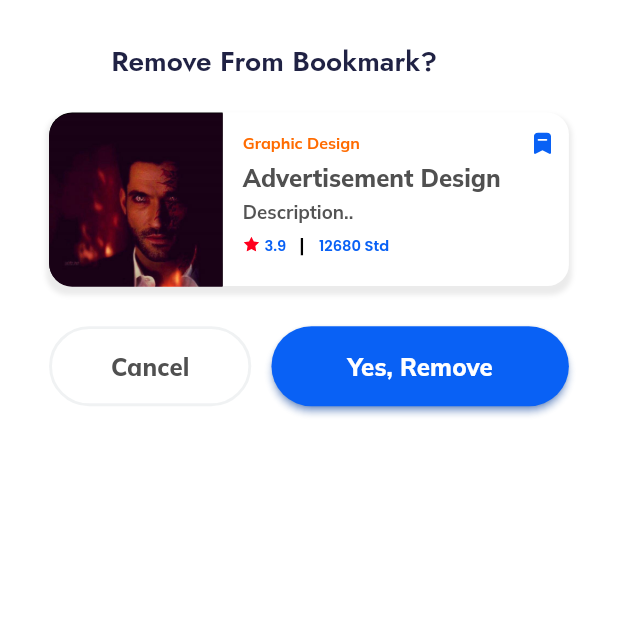
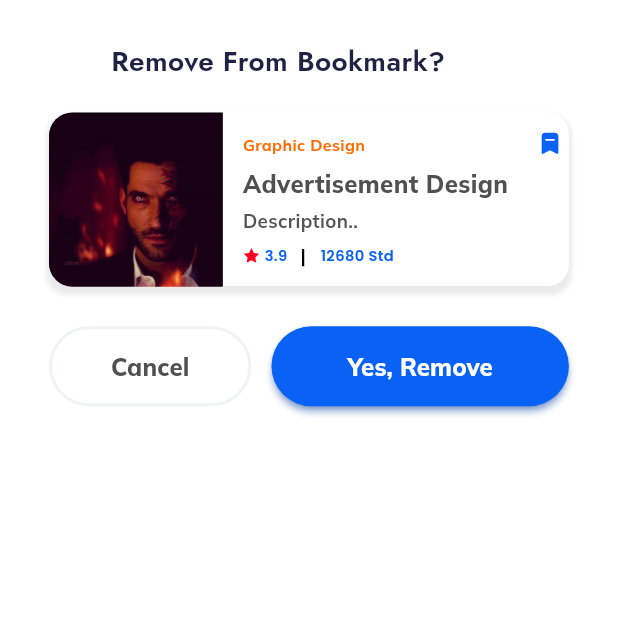
Before and after one commit to MiKeStudi0/EduMike, a Flutter app: the AppNavigationHomeScreen screen opened directly, after a tap on "Remove_BOOKMARK", on a phone screen of 412 x 824 dp, the top half of it. Run offline on Flutter 3.47's test engine with Material 3 defaults, Android fonts, the phone set to English and light mode, and no system bars; our stand-ins replace cached_network_image, cloud_firestore, contacts_service, curved_navigation_bar, device_info_plus, file_picker and 14 more; missing offline and left inert: country_pickers, email_otp, flutter_cached_pdfview, flutter_email_sender, insta_image_viewer; accounts and stored records are empty; network calls fail; project files that could hold a hidden picture were left out.

Commit message:
Remove Bookmark V1

```diff
--- a/lib/routes/app_routes.dart
+++ b/lib/routes/app_routes.dart
@@ -117,7 +117,7 @@ class AppRoutes {
     editProfilesScreen: (context) => EditProfilesScreen(),
     inviteFriendsScreen: (context) =>  InviteFriendsScreen(),
     termsConditionsScreen: (context) => const TermsConditionsScreen(),
-    removeBookmarkScreen: (context) => const RemoveBookmarkScreen(),
+    removeBookmarkScreen: (context) =>  RemoveBookmarkScreen(),
     addSubscribeScreen: (context) => const AddSubscribeScreen(),
     appNotificationsScreen: (context) => AppNotificationsScreen(),
     subscriptionNotificationsScreen: (context) =>
--- a/lib/screens/Homescreen/homemainpage_page/homemainpage_page.dart
+++ b/lib/screens/Homescreen/homemainpage_page/homemainpage_page.dart
@@ -6,7 +6,6 @@ import 'package:edumike/screens/Homescreen/homemainpage_page/widgets/test.dart';
 import 'package:edumike/screens/Homescreen/my_course_page/my_course_page.dart';
 import 'package:edumike/screens/Homescreen/search_screen/dummy.dart';
 import 'package:firebase_auth/firebase_auth.dart';
-import 'package:get/get.dart';
 
 import '../homemainpage_page/widgets/category_item_widget.dart';
 import '../homemainpage_page/widgets/userprofile_item_widget.dart';
--- a/lib/screens/Homescreen/remove_bookmark_screen/remove_bookmark_screen.dart
+++ b/lib/screens/Homescreen/remove_bookmark_screen/remove_bookmark_screen.dart
@@ -9,10 +9,15 @@ class RemoveBookmarkScreen extends StatelessWidget {
           key: key,
         );
 
+
+
+
   @override
   Widget build(BuildContext context) {
-    return Container(
-          width: 100.h,
+    return Scaffold(
+      body: SafeArea(
+        child: Container(
+              //width: 100.h,
               padding: EdgeInsets.symmetric(
                 horizontal: 34.h,
                 vertical: 31.v,
@@ -34,6 +39,8 @@ class RemoveBookmarkScreen extends StatelessWidget {
                   _buildCancelButtons(context),
                   SizedBox(height: 5.v),
                 ],
+              ),
+            ),
       ),
     );
   }
```
Also changed, not shown: lib/screens/Homescreen/my_bookmark_page/my_bookmark_page.dart (+23 -7 lines). Lines whose indentation alone changed are shown as unchanged.
